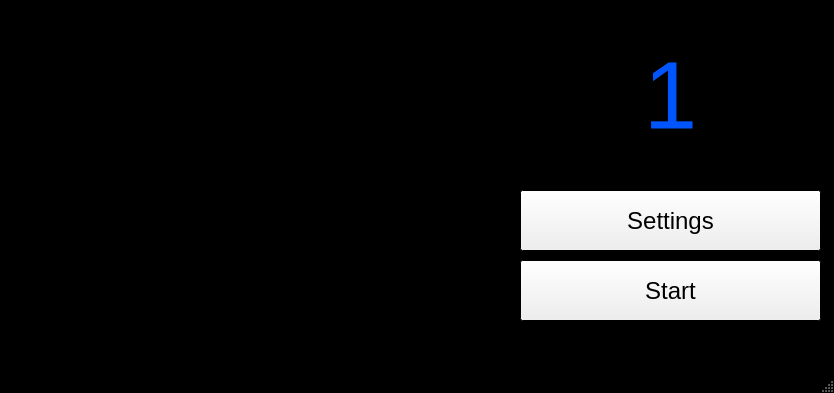
Before: the Qt Designer form mainWindow.ui in ilw/lib-maxim-max30101, drawn with Qt 5.
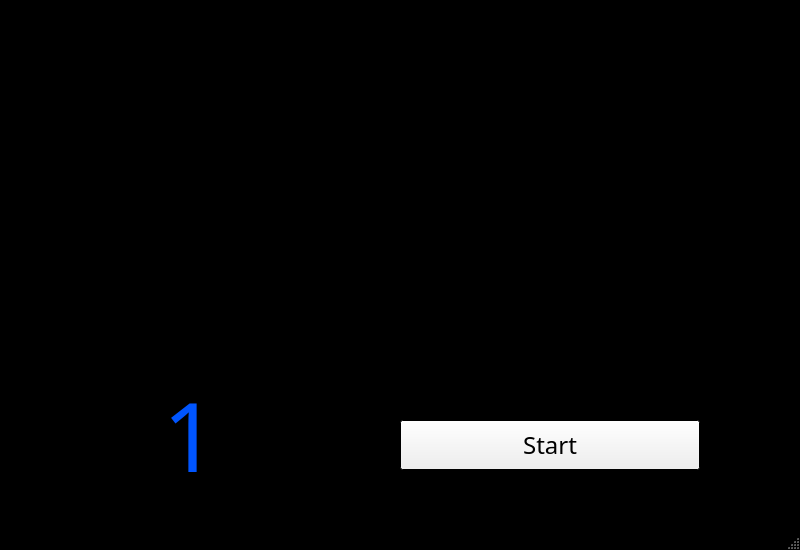
After: the same form once the commit is applied. Custom widgets are drawn as their Qt base class.

Commit message: pre-pycharm commit

Patch:
```diff
--- a/mainWindow.ui
+++ b/mainWindow.ui
@@ -6,10 +6,16 @@
    <rect>
     <x>0</x>
     <y>0</y>
-    <width>834</width>
-    <height>393</height>
+    <width>800</width>
+    <height>550</height>
    </rect>
   </property>
+  <property name="sizePolicy">
+   <sizepolicy hsizetype="Preferred" vsizetype="Preferred">
+    <horstretch>0</horstretch>
+    <verstretch>0</verstretch>
+   </sizepolicy>
+  </property>
   <property name="palette">
    <palette>
     <active>
@@ -81,42 +87,36 @@
    <widget class="PlotWidget" name="graphWidget" native="true">
     <property name="geometry">
      <rect>
-      <x>9</x>
-      <y>9</y>
-      <width>491</width>
-      <height>331</height>
+      <x>40</x>
+      <y>40</y>
+      <width>700</width>
+      <height>321</height>
      </rect>
     </property>
-   </widget>
-   <widget class="QPushButton" name="btnSettings">
-    <property name="geometry">
-     <rect>
-      <x>520</x>
-      <y>190</y>
-      <width>301</width>
-      <height>61</height>
-     </rect>
+    <property name="sizePolicy">
+     <sizepolicy hsizetype="Fixed" vsizetype="Fixed">
+      <horstretch>0</horstretch>
+      <verstretch>0</verstretch>
+     </sizepolicy>
     </property>
     <property name="font">
      <font>
-      <pointsize>18</pointsize>
+      <family>Myriad Pro</family>
      </font>
     </property>
-    <property name="text">
-     <string>Settings</string>
-    </property>
    </widget>
    <widget class="QPushButton" name="btnStart">
     <property name="geometry">
      <rect>
-      <x>520</x>
-      <y>260</y>
-      <width>301</width>
-      <height>61</height>
+      <x>400</x>
+      <y>420</y>
+      <width>300</width>
+      <height>50</height>
      </rect>
     </property>
     <property name="font">
      <font>
+      <family>Myriad Pro</family>
       <pointsize>18</pointsize>
      </font>
     </property>
@@ -127,10 +127,10 @@
    <widget class="QLabel" name="lblSpo2">
     <property name="geometry">
      <rect>
-      <x>520</x>
-      <y>20</y>
-      <width>301</width>
-      <height>151</height>
+      <x>40</x>
+      <y>360</y>
+      <width>300</width>
+      <height>150</height>
      </rect>
     </property>
     <property name="palette">
@@ -226,6 +226,7 @@
     </property>
     <property name="font">
      <font>
+      <family>Myriad Pro</family>
       <pointsize>72</pointsize>
      </font>
     </property>
```
Left out of the diff: 14 changed lines with no effect on the pictures. The commit also changes 1 other file.
